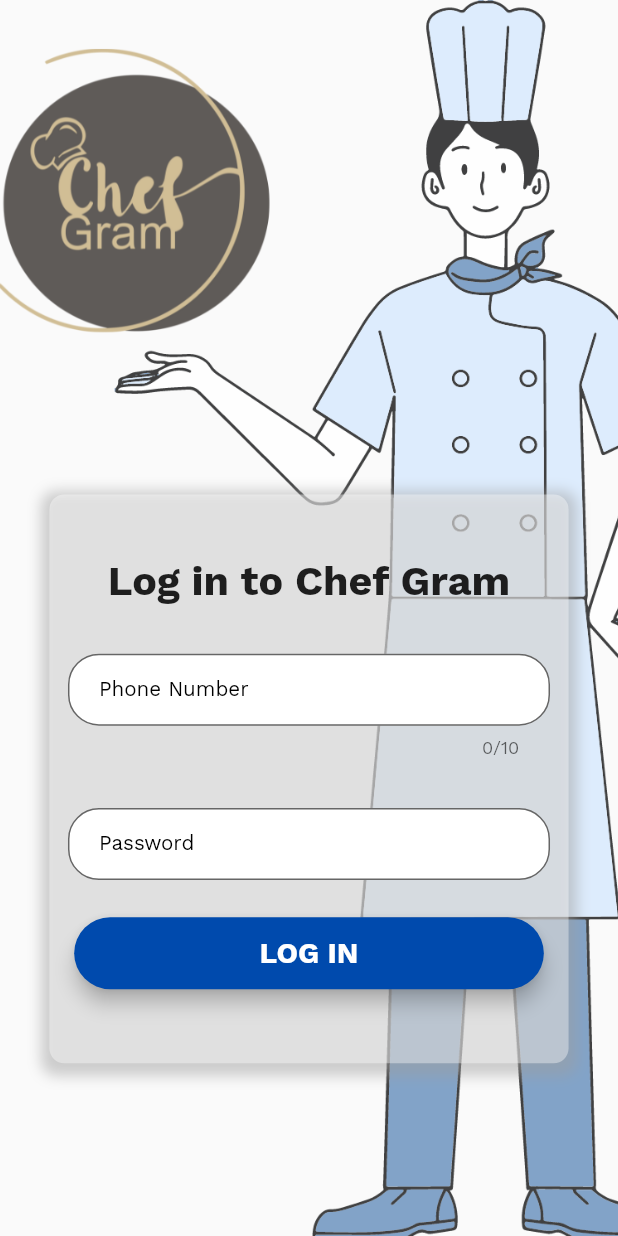
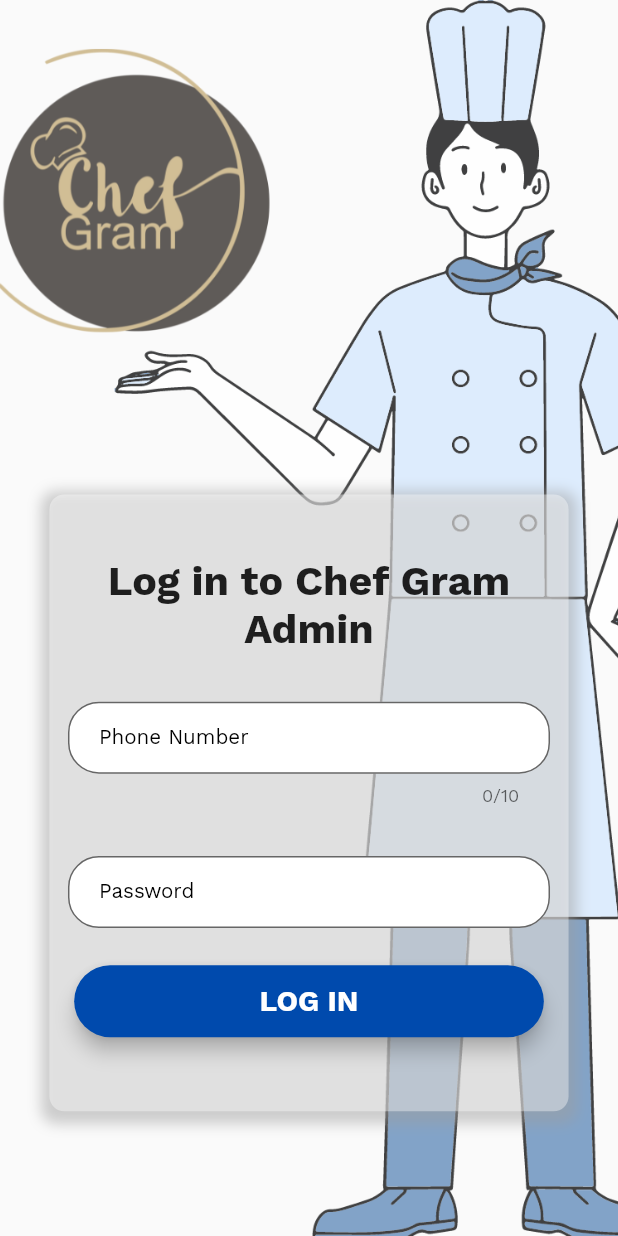
Before and after one commit to VanshKela/ChefGram-Admin, a Flutter app: the screen it shows after launch, on a phone screen of 412 x 824 dp. Run offline on Flutter 3.47's test engine with Material 2 defaults, Android fonts, the phone set to English and light mode, and no system bars; our stand-ins replace cloud_firestore, firebase_auth, firebase_core, firebase_storage, flutter_slidable, font_awesome_flutter and 5 more; missing offline and left inert: flutter_overlay_loader, syncfusion_flutter_xlsio; accounts and stored records are empty; project files that could hold a hidden picture were left out.

Commit message:
DONE fix

```diff
--- a/lib/screens/auth/login.dart
+++ b/lib/screens/auth/login.dart
@@ -65,7 +65,8 @@
                       child: Column(
                         children: [
                           Text(
-                            "Log in to Chef Gram",
+                            "Log in to Chef Gram Admin",
+                            textAlign: TextAlign.center,
                             style: TextStyle(
                                 fontSize: 20.sp, fontWeight: FontWeight.bold),
                           ),
```
